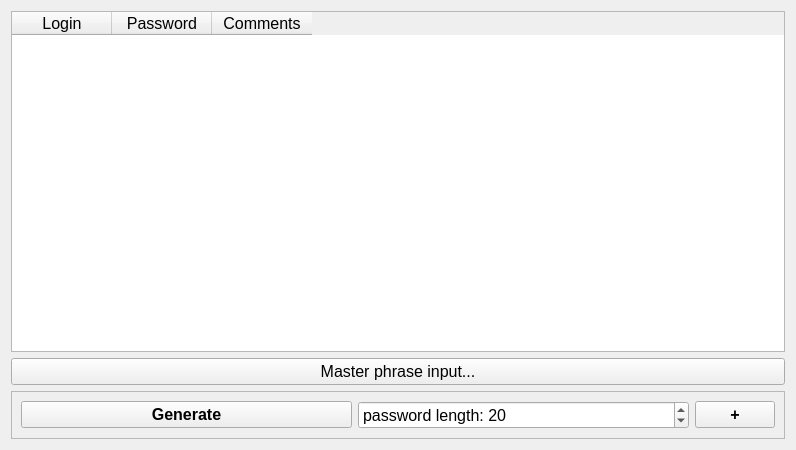
Old version of the form widget.ui in the repository nawww83/AllPass.
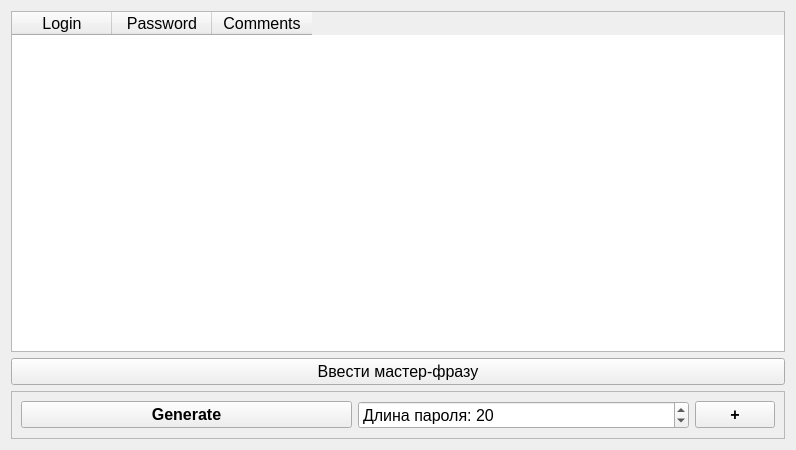
New version of the form.

Diff of the .ui file:
```diff
--- a/widget.ui
+++ b/widget.ui
@@ -51,7 +51,7 @@
         <enum>Qt::ContextMenuPolicy::NoContextMenu</enum>
        </property>
        <property name="text">
-        <string>Master phrase input...</string>
+        <string>Ввести мастер-фразу</string>
        </property>
       </widget>
      </item>
@@ -88,7 +88,7 @@
            <string/>
           </property>
           <property name="prefix">
-           <string>password length: </string>
+           <string>Длина пароля: </string>
           </property>
           <property name="minimum">
            <number>15</number>
```
Left out of the diff: 2 changed lines with no effect on the pictures.
